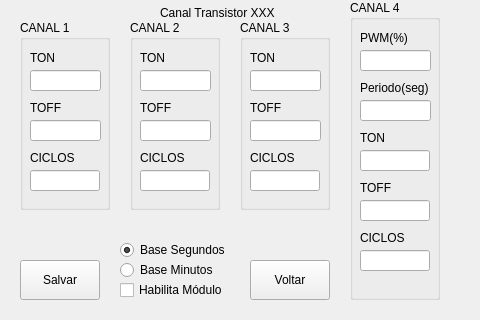
Renatoyyz/fonte-controlada, file View/config_canal_transistor.ui: the form before one commit.
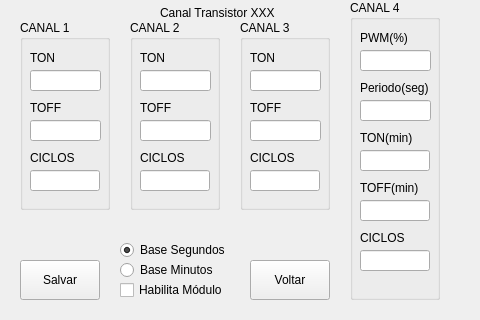
The form after the commit.

Patch:
```diff
--- a/View/config_canal_transistor.ui
+++ b/View/config_canal_transistor.ui
@@ -89,12 +89,12 @@
      <rect>
       <x>10</x>
       <y>130</y>
-      <width>60</width>
+      <width>80</width>
       <height>16</height>
      </rect>
     </property>
     <property name="text">
-     <string>TON</string>
+     <string>TON(min)</string>
     </property>
    </widget>
    <widget class="QLineEdit" name="txTonCanal_4">
@@ -112,12 +112,12 @@
      <rect>
       <x>10</x>
       <y>180</y>
-      <width>60</width>
+      <width>80</width>
       <height>16</height>
      </rect>
     </property>
     <property name="text">
-     <string>TOFF</string>
+     <string>TOFF(min)</string>
     </property>
    </widget>
    <widget class="QLineEdit" name="txToffCanal_4">
```
